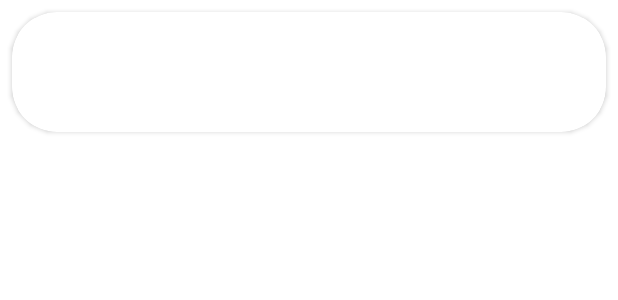
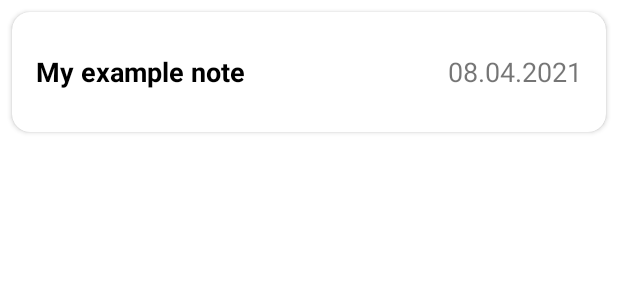
Before and after one commit to aziz-kacho/Notes, an Android app: the layout item_notes.xml on its own in the app's theme, with its tools: preview values and no code run, on a phone screen of 412 x 824 dp. Shown: the top 300 px of the screen. Run offline under Robolectric (Android 15) with nearby library versions, the phone set to English and light mode, and no system bars.

```diff
--- a/app/src/main/java/com/example/notes/DataBase/DataBase.java
+++ b/app/src/main/java/com/example/notes/DataBase/DataBase.java
@@ -5,9 +5,5 @@ import androidx.room.RoomDatabase;
 
 @Database(entities = {Note.class}, version = 1)
 public abstract class DataBase extends RoomDatabase {
-
-
-
-
      public abstract NoteDao noteDao();
 }
--- a/app/src/main/res/layout/item_notes.xml
+++ b/app/src/main/res/layout/item_notes.xml
@@ -1,38 +1,41 @@
 <?xml version="1.0" encoding="utf-8"?>
-<androidx.cardview.widget.CardView
-    xmlns:android="http://schemas.android.com/apk/res/android"
+<androidx.cardview.widget.CardView xmlns:android="http://schemas.android.com/apk/res/android"
+    xmlns:app="http://schemas.android.com/apk/res-auto"
     android:layout_width="match_parent"
     android:layout_height="80dp"
-    xmlns:app="http://schemas.android.com/apk/res-auto"
-    app:cardCornerRadius="30dp"
-    android:layout_margin="8dp">
+    xmlns:tools="http://schemas.android.com/tools"
+    android:layout_margin="8dp"
+    app:cardCornerRadius="12dp">
 
     <RelativeLayout
         android:layout_width="match_parent"
         android:layout_height="match_parent"
         android:layout_margin="4dp"
-        android:padding="12dp"
         android:background="#FFFFFF"
         android:outlineSpotShadowColor="#000"
-        >
+        android:padding="12dp">
 
         <TextView
             android:id="@+id/titleNotes"
             android:layout_width="wrap_content"
             android:layout_height="wrap_content"
-            android:layout_centerInParent="true"
-            android:gravity="center"
-            android:textStyle="bold"
+            android:textColor="#000"
+            tools:text="My example note"
+            android:layout_centerVertical="true"
             android:textSize="18sp"
-            android:textColor="#000"/>
+            android:textStyle="bold" />
 
-
-
-
+        <TextView
+            android:id="@+id/note_date"
+            android:layout_width="wrap_content"
+            android:layout_height="wrap_content"
+            android:layout_centerVertical="true"
+            tools:text="08.04.2021"
+            android:layout_alignParentEnd="true"
+            android:textSize="18sp" />
 
 
     </RelativeLayout>
 
 
-
 </androidx.cardview.widget.CardView>
--- a/app/src/main/res/values-night/themes.xml
+++ b/app/src/main/res/values-night/themes.xml
@@ -1,6 +1,6 @@
 <resources xmlns:tools="http://schemas.android.com/tools">
     <!-- Base application theme. -->
-    <style name="Theme.Notes" parent="Theme.MaterialComponents.DayNight.DarkActionBar">
+    <style name="Theme.Notes" parent="Theme.MaterialComponents.DayNight.NoActionBar">
         <!-- Primary brand color. -->
         <item name="colorPrimary">@color/purple_200</item>
         <item name="colorPrimaryVariant">@color/purple_700</item>
--- a/app/src/main/res/values/colors.xml
+++ b/app/src/main/res/values/colors.xml
@@ -7,4 +7,7 @@
     <color name="teal_700">#FF018786</color>
     <color name="black">#FF000000</color>
     <color name="white">#FFFFFFFF</color>
+    <color name="orange">#FF5733</color>
+
+
 </resources>
--- a/app/src/main/res/values/themes.xml
+++ b/app/src/main/res/values/themes.xml
@@ -1,12 +1,12 @@
 <resources xmlns:tools="http://schemas.android.com/tools">
     <!-- Base application theme. -->
-    <style name="Theme.Notes" parent="Theme.MaterialComponents.DayNight.DarkActionBar">
+    <style name="Theme.Notes" parent="Theme.MaterialComponents.DayNight.NoActionBar">
         <!-- Primary brand color. -->
         <item name="colorPrimary">@color/purple_500</item>
         <item name="colorPrimaryVariant">@color/purple_700</item>
         <item name="colorOnPrimary">@color/white</item>
         <!-- Secondary brand color. -->
-        <item name="colorSecondary">@color/teal_200</item>
+        <item name="colorSecondary">@color/orange</item>
         <item name="colorSecondaryVariant">@color/teal_700</item>
         <item name="colorOnSecondary">@color/black</item>
         <!-- Status bar color. -->
```
Also changed, not shown: app/src/main/java/com/example/notes/Adapter/NotesAdapter.java (+23 -7 lines), app/src/main/java/com/example/notes/DataBase/Note.java (+13 -0 lines), app/src/main/java/com/example/notes/DataBase/NoteDao.java (+5 -9 lines), app/src/main/java/com/example/notes/MainActivity.java (+24 -13 lines), app/src/main/java/com/example/notes/Repository.java (+12 -9 lines), app/src/main/res/drawable/icon_add.xml (added, +10 -0 lines), app/src/main/res/layout/activity_main.xml (+31 -5 lines), 1 other file.
